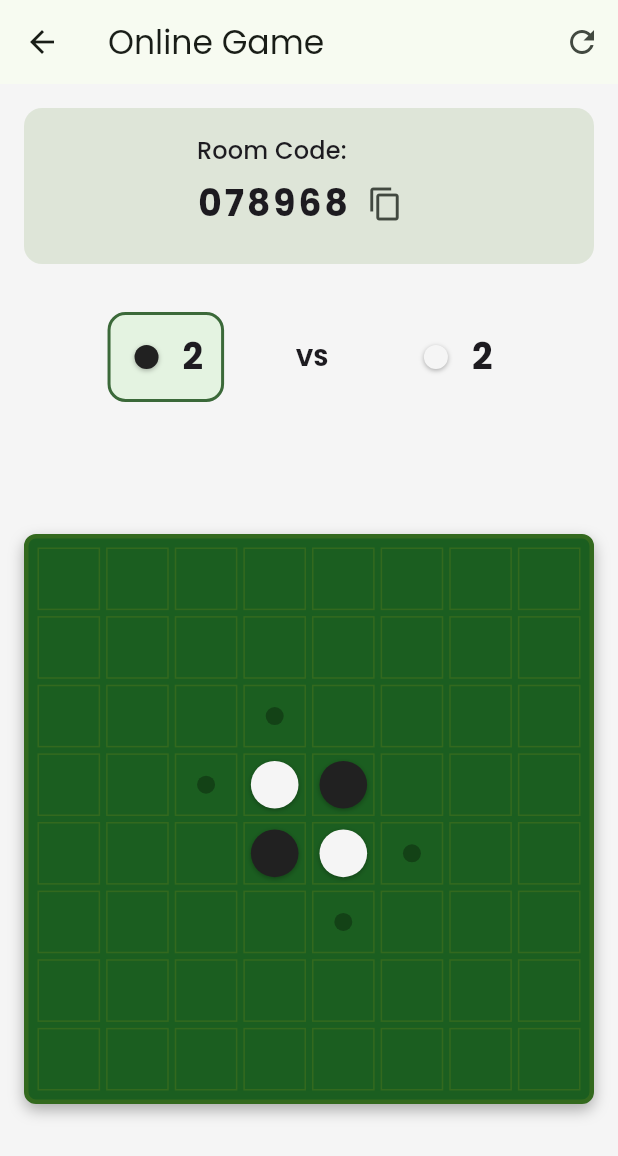
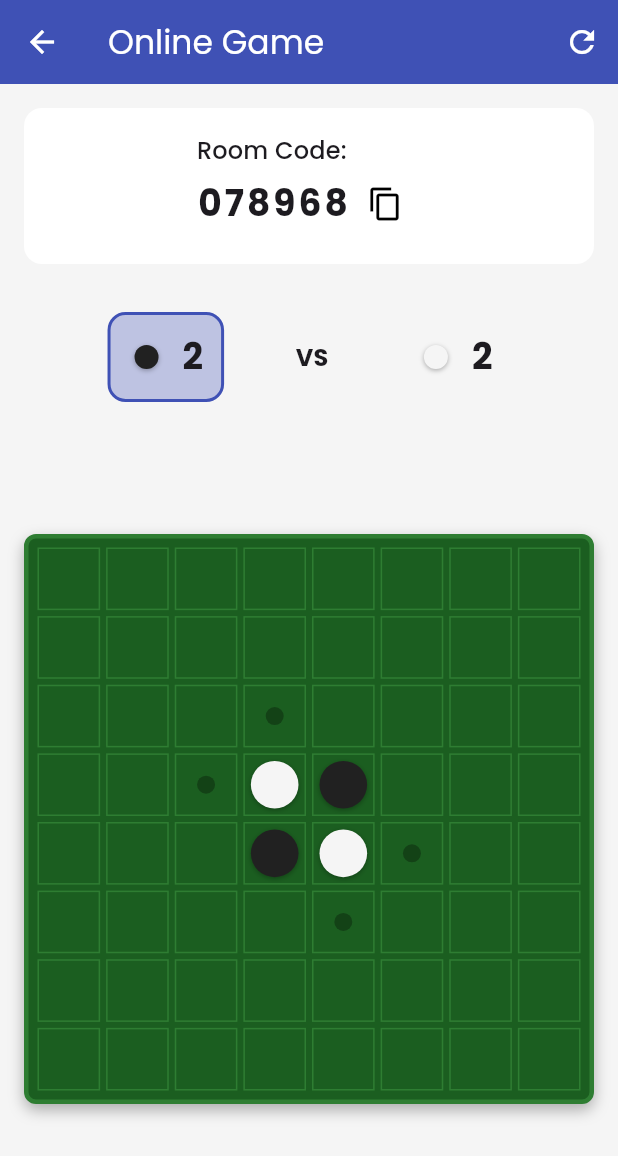
Before and after one commit to officiallyutso/Othello-game-flutter, a Flutter app: the screen it shows after launch, after a tap on "Create Online Room", on a phone screen of 412 x 824 dp. Shown: the top 1156 px of the screen. Run offline on Flutter 3.47's test engine with Material 3 defaults, Android fonts, the phone set to English and light mode, and no system bars; drawn by our look-alikes of flutter_animate; our stand-ins replace cloud_firestore, equatable, firebase_auth, firebase_core, flutter_bloc, google_fonts and 1 more; accounts and stored records are empty; generated files the repository leaves out were written again.

Commit message:
fix: 2D board array fetch

```diff
--- a/lib/blocs/settings/settings_bloc.dart
+++ b/lib/blocs/settings/settings_bloc.dart
@@ -7,12 +7,12 @@ abstract class SettingsEvent extends Equatable {
   const SettingsEvent();
 
   @override
-  List<Object> get props => [];
+  List<Object?> get props => [];
 }
 
+class InitializeSettingsEvent extends SettingsEvent {}
+
 class ToggleThemeEvent extends SettingsEvent {}
-
-class LoadSettingsEvent extends SettingsEvent {}
 
 // State
 class SettingsState extends Equatable {
@@ -31,29 +31,44 @@ class SettingsState extends Equatable {
   }
 
   @override
-  List<Object> get props => [isDarkMode];
+  List<Object?> get props => [isDarkMode];
 }
 
 // Bloc
 class SettingsBloc extends Bloc<SettingsEvent, SettingsState> {
+  static const String _darkModeKey = 'dark_mode';
+
   SettingsBloc() : super(const SettingsState()) {
+    on<InitializeSettingsEvent>(_onInitializeSettings);
     on<ToggleThemeEvent>(_onToggleTheme);
-    on<LoadSettingsEvent>(_onLoadSettings);
 
-    // Load settings when bloc is created
-    add(LoadSettingsEvent());
+    // Initialize settings when bloc is created
+    add(InitializeSettingsEvent());
+  }
+
+  Future<void> _onInitializeSettings(InitializeSettingsEvent event, Emitter<SettingsState> emit) async {
+    try {
+      final prefs = await SharedPreferences.getInstance();
+      final isDarkMode = prefs.getBool(_darkModeKey) ?? false;
+
+      emit(state.copyWith(isDarkMode: isDarkMode));
+    } catch (e) {
+      // If there's an error, use default settings
+      print('Error initializing settings: $e');
+    }
   }
 
   Future<void> _onToggleTheme(ToggleThemeEvent event, Emitter<SettingsState> emit) async {
-    final prefs = await SharedPreferences.getInstance();
-    final newDarkMode = !state.isDarkMode;
-    await prefs.setBool('isDarkMode', newDarkMode);
-    emit(state.copyWith(isDarkMode: newDarkMode));
-  }
+    try {
+      final newDarkMode = !state.isDarkMode;
 
-  Future<void> _onLoadSettings(LoadSettingsEvent event, Emitter<SettingsState> emit) async {
-    final prefs = await SharedPreferences.getInstance();
-    final isDarkMode = prefs.getBool('isDarkMode') ?? false;
-    emit(state.copyWith(isDarkMode: isDarkMode));
+      // Save to preferences
+      final prefs = await SharedPreferences.getInstance();
+      await prefs.setBool(_darkModeKey, newDarkMode);
+
+      emit(state.copyWith(isDarkMode: newDarkMode));
+    } catch (e) {
+      print('Error toggling theme: $e');
+    }
   }
 }
--- a/lib/config/theme.dart
+++ b/lib/config/theme.dart
@@ -3,50 +3,97 @@ import 'package:google_fonts/google_fonts.dart';
 
 class AppTheme {
   // Colors
-  static const Color primaryLight = Color(0xFF4CAF50);
-  static const Color primaryDark = Color(0xFF388E3C);
+  static const Color primaryLight = Color(0xFF3F51B5); // Indigo
+  static const Color primaryDark = Color(0xFF303F9F); // Darker Indigo
+  static const Color accentLight = Color(0xFFFF4081); // Pink
+  static const Color accentDark = Color(0xFFF50057); // Darker Pink
   static const Color backgroundLight = Color(0xFFF5F5F5);
   static const Color backgroundDark = Color(0xFF121212);
-  static const Color boardGreen = Color(0xFF1B5E20);
-  static const Color boardBorder = Color(0xFF33691E);
-  static const Color blackPiece = Color(0xFF212121);
-  static const Color whitePiece = Color(0xFFF5F5F5);
 
-  // Light Theme
+  // Game board colors
+  static const Color boardGreen = Color(0xFF1B5E20); // Dark Green
+  static const Color boardBorder = Color(0xFF2E7D32); // Slightly lighter green
+  static const Color blackPiece = Color(0xFF212121); // Almost black
+  static const Color whitePiece = Color(0xFFF5F5F5); // Almost white
+
+  // Light theme
   static final ThemeData lightTheme = ThemeData(
     useMaterial3: true,
-    colorScheme: ColorScheme.fromSeed(
-      seedColor: primaryLight,
-      brightness: Brightness.light,
+    colorScheme: ColorScheme.light(
+      primary: primaryLight,
+      primaryContainer: primaryLight.withOpacity(0.8),
+      secondary: accentLight,
+      secondaryContainer: accentLight.withOpacity(0.8),
+      background: backgroundLight,
+      surface: Colors.white,
     ),
     scaffoldBackgroundColor: backgroundLight,
-    textTheme: GoogleFonts.poppinsTextTheme(ThemeData.light().textTheme),
+    appBarTheme: const AppBarTheme(
+      backgroundColor: primaryLight,
+      foregroundColor: Colors.white,
+      elevation: 0,
+    ),
     elevatedButtonTheme: ElevatedButtonThemeData(
       style: ElevatedButton.styleFrom(
-        padding: const EdgeInsets.symmetric(horizontal: 24, vertical: 12),
+        backgroundColor: primaryLight,
+        foregroundColor: Colors.white,
         shape: RoundedRectangleBorder(
           borderRadius: BorderRadius.circular(8),
         ),
       ),
     ),
+    textButtonTheme: TextButtonThemeData(
+      style: TextButton.styleFrom(
+        foregroundColor: primaryLight,
+      ),
+    ),
+    textTheme: GoogleFonts.poppinsTextTheme(ThemeData.light().textTheme),
+    cardTheme: CardTheme(
+      shape: RoundedRectangleBorder(
+        borderRadius: BorderRadius.circular(12),
+      ),
+      elevation: 2,
+    ),
   );
 
-  // Dark Theme
+  // Dark theme
   static final ThemeData darkTheme = ThemeData(
     useMaterial3: true,
-    colorScheme: ColorScheme.fromSeed(
-      seedColor: primaryDark,
-      brightness: Brightness.dark,
+    colorScheme: ColorScheme.dark(
+      primary: primaryDark,
+      primaryContainer: primaryDark.withOpacity(0.8),
+      secondary: accentDark,
+      secondaryContainer: accentDark.withOpacity(0.8),
+      background: backgroundDark,
+      surface: const Color(0xFF1E1E1E),
     ),
     scaffoldBackgroundColor: backgroundDark,
-    textTheme: GoogleFonts.poppinsTextTheme(ThemeData.dark().textTheme),
+    appBarTheme: const AppBarTheme(
+      backgroundColor: Color(0xFF1E1E1E),
+      foregroundColor: Colors.white,
+      elevation: 0,
+    ),
     elevatedButtonTheme: ElevatedButtonThemeData(
       style: ElevatedButton.styleFrom(
-        padding: const EdgeInsets.symmetric(horizontal: 24, vertical: 12),
+        backgroundColor: primaryDark,
+        foregroundColor: Colors.white,
         shape: RoundedRectangleBorder(
           borderRadius: BorderRadius.circular(8),
         ),
       ),
     ),
+    textButtonTheme: TextButtonThemeData(
+      style: TextButton.styleFrom(
+        foregroundColor: accentDark,
+      ),
+    ),
+    textTheme: GoogleFonts.poppinsTextTheme(ThemeData.dark().textTheme),
+    cardTheme: CardTheme(
+      shape: RoundedRectangleBorder(
+        borderRadius: BorderRadius.circular(12),
+      ),
+      elevation: 2,
+      color: const Color(0xFF2C2C2C),
+    ),
   );
 }
--- a/lib/models/game_model.dart
+++ b/lib/models/game_model.dart
@@ -304,19 +304,18 @@ class GameModel extends Equatable {
   }
 
   // Convert to a map for Firestore
+  // In your GameModel class, update the toMap method:
+
   Map<String, dynamic> toMap() {
+  // Convert 2D board array to a flattened string representation
+  final boardString = board.map((row) =>
+    row.map((cell) => cell.index.toString()).join('')
+  ).join('|');
+
   return {
     'id': id,
-      'board': board.map((row) =>
-        row.map((cell) {
-          switch (cell) {
-            case CellState.empty: return 0;
-            case CellState.black: return 1;
-            case CellState.white: return 2;
-          }
-        }).toList()
-      ).toList(),
-      'currentPlayer': currentPlayer == CellState.black ? 1 : 2,
+    'board': boardString, // Store as string instead of nested arrays
+    'currentPlayer': currentPlayer.index,
     'gameMode': gameMode.index,
     'aiDifficulty': aiDifficulty.index,
     'status': status.index,
@@ -330,21 +329,23 @@ class GameModel extends Equatable {
   };
   }
 
-  // Create from a Firestore map
+  // Then update the fromMap method to parse this format:
   factory GameModel.fromMap(Map<String, dynamic> map) {
+  // Parse the board string back to a 2D array
+  final boardString = map['board'] as String;
+  final rows = boardString.split('|');
+  final board = List<List<CellState>>.generate(
+    boardSize,
+    (r) => List<CellState>.generate(
+      boardSize,
+      (c) => CellState.values[int.parse(rows[r][c])],
+    ),
+  );
+
   return GameModel(
     id: map['id'],
-      board: (map['board'] as List).map((row) =>
-        (row as List).map((cell) {
-          switch (cell) {
-            case 0: return CellState.empty;
-            case 1: return CellState.black;
-            case 2: return CellState.white;
-            default: return CellState.empty;
-          }
-        }).toList()
-      ).toList(),
-      currentPlayer: map['currentPlayer'] == 1 ? CellState.black : CellState.white,
+    board: board,
+    currentPlayer: CellState.values[map['currentPlayer']],
     gameMode: GameMode.values[map['gameMode']],
     aiDifficulty: AIDifficulty.values[map['aiDifficulty']],
     status: GameStatus.values[map['status']],
--- a/lib/services/ai_service.dart
+++ b/lib/services/ai_service.dart
@@ -164,7 +164,6 @@ class AIService {
       }
     }
 
-
     // Add mobility score
     if (game.currentPlayer == aiPlayer) {
       score += mobilityScore;
@@ -172,7 +171,6 @@ class AIService {
       score -= mobilityScore;
     }
 
-
     return score;
   }
 }
```
Lines whose indentation alone changed are shown as unchanged.
